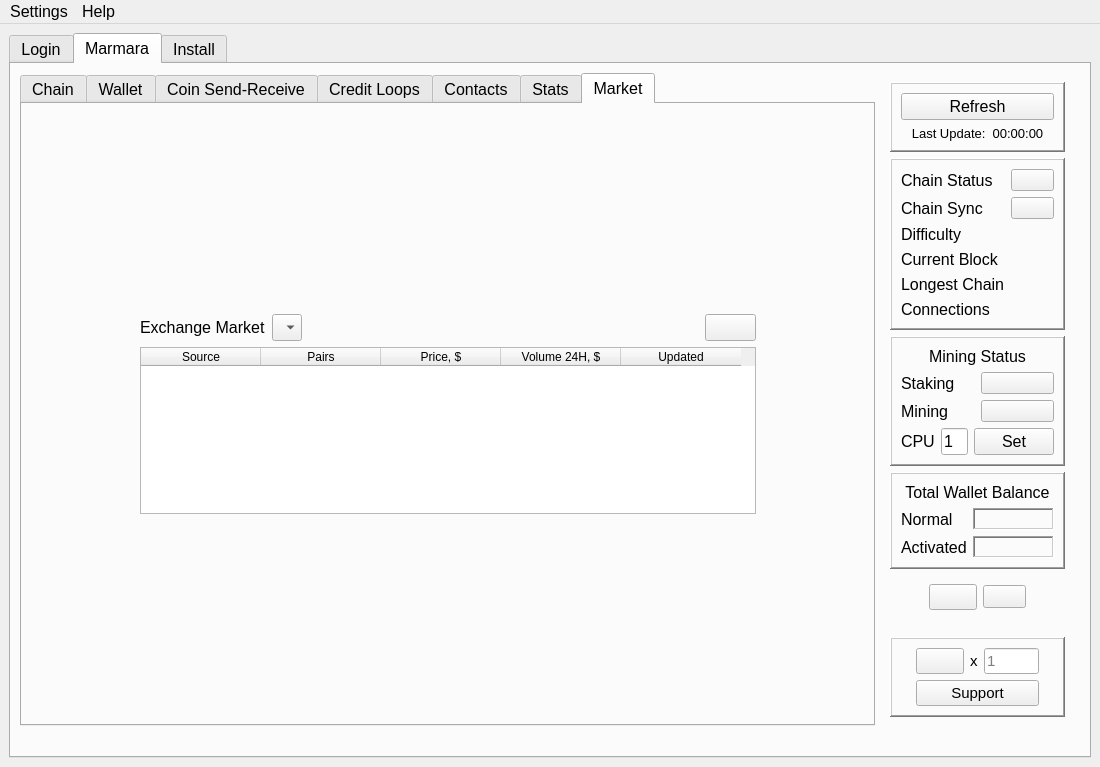
Qt form src/main/python/qtguidesign.ui (marmarachain/marmara-connector) before a commit.
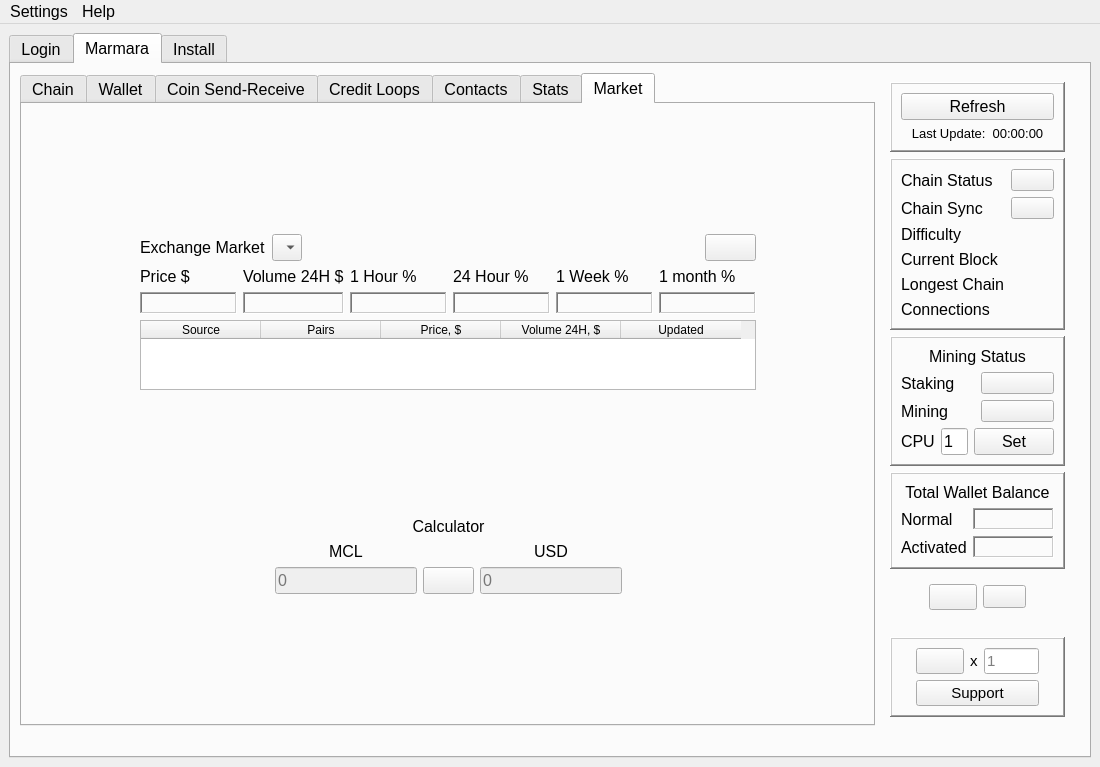
The same form after that commit. The open tabs and pages were chosen to show the change. Icons and pictures are not drawn.

Commit message: [add] market exchange api url coinpaprika tickers added. getting tickers response function extended. [add] getting blocks and hash form explorers api request added. [add] getblock from chain function and methods added. [add] checking node with explorer if forked method added. [add] market page mcl calculator added. [add] logout from host clearing labels exended. [add] chain update checker and updater function and thread added. [add] activeloops page percentage of wallet amounts added.

```diff
--- a/src/main/python/qtguidesign.ui
+++ b/src/main/python/qtguidesign.ui
@@ -5851,7 +5851,106 @@
             <string>Market</string>
            </attribute>
            <layout class="QGridLayout" name="gridLayout_48">
-            <item row="2" column="1">
+            <item row="3" column="1">
+             <layout class="QGridLayout" name="gridLayout_55">
+              <item row="2" column="3">
+               <widget class="QLineEdit" name="usd_amount_lineEdit">
+                <property name="enabled">
+                 <bool>false</bool>
+                </property>
+                <property name="sizePolicy">
+                 <sizepolicy hsizetype="MinimumExpanding" vsizetype="Fixed">
+                  <horstretch>0</horstretch>
+                  <verstretch>0</verstretch>
+                 </sizepolicy>
+                </property>
+                <property name="placeholderText">
+                 <string>0</string>
+                </property>
+               </widget>
+              </item>
+              <item row="1" column="1">
+               <widget class="QLabel" name="convert_mcl_label">
+                <property name="text">
+                 <string>MCL</string>
+                </property>
+                <property name="alignment">
+                 <set>Qt::AlignCenter</set>
+                </property>
+               </widget>
+              </item>
+              <item row="2" column="2">
+               <widget class="QPushButton" name="cal_exchange_icon_button">
+                <property name="text">
+                 <string/>
+                </property>
+               </widget>
+              </item>
+              <item row="2" column="1">
+               <widget class="QLineEdit" name="mcl_amount_lineEdit">
+                <property name="enabled">
+                 <bool>false</bool>
+                </property>
+                <property name="sizePolicy">
+                 <sizepolicy hsizetype="MinimumExpanding" vsizetype="Fixed">
+                  <horstretch>0</horstretch>
+                  <verstretch>0</verstretch>
+                 </sizepolicy>
+                </property>
+                <property name="placeholderText">
+                 <string>0</string>
+                </property>
+               </widget>
+              </item>
+              <item row="1" column="3">
+               <widget class="QLabel" name="convert_usd_label">
+                <property name="text">
+                 <string>USD</string>
+                </property>
+                <property name="alignment">
+                 <set>Qt::AlignCenter</set>
+                </property>
+               </widget>
+              </item>
+              <item row="0" column="1" colspan="3">
+               <widget class="QLabel" name="mcl_usd_calculator_label">
+                <property name="text">
+                 <string>Calculator</string>
+                </property>
+                <property name="alignment">
+                 <set>Qt::AlignCenter</set>
+                </property>
+               </widget>
+              </item>
+              <item row="0" column="0" rowspan="3">
+               <spacer name="horizontalSpacer_76">
+                <property name="orientation">
+                 <enum>Qt::Horizontal</enum>
+                </property>
+                <property name="sizeHint" stdset="0">
+                 <size>
+                  <width>40</width>
+                  <height>20</height>
+                 </size>
+                </property>
+               </spacer>
+              </item>
+              <item row="0" column="4" rowspan="3">
+               <spacer name="horizontalSpacer_77">
+                <property name="orientation">
+                 <enum>Qt::Horizontal</enum>
+                </property>
+                <property name="sizeHint" stdset="0">
+                 <size>
+                  <width>40</width>
+                  <height>20</height>
+                 </size>
+                </property>
+               </spacer>
+              </item>
+             </layout>
+            </item>
+            <item row="4" column="1">
              <spacer name="verticalSpacer_43">
               <property name="orientation">
                <enum>Qt::Vertical</enum>
@@ -5879,7 +5978,7 @@
                 </property>
                </spacer>
               </item>
-              <item row="2" column="0" colspan="4">
+              <item row="3" column="0" colspan="4">
                <widget class="QTableWidget" name="exchange_market_tableWidget">
                 <property name="sizeAdjustPolicy">
                  <enum>QAbstractScrollArea::AdjustToContents</enum>
@@ -5952,6 +6051,148 @@
                 </property>
                </widget>
               </item>
+              <item row="2" column="0" colspan="4">
+               <layout class="QGridLayout" name="gridLayout_53">
+                <item row="0" column="1">
+                 <widget class="QLabel" name="ticker_volume_label">
+                  <property name="text">
+                   <string>Volume 24H $</string>
+                  </property>
+                 </widget>
+                </item>
+                <item row="0" column="2">
+                 <widget class="QLabel" name="ticker_1hour_label">
+                  <property name="text">
+                   <string>1 Hour %</string>
+                  </property>
+                 </widget>
+                </item>
+                <item row="0" column="4">
+                 <widget class="QLabel" name="ticker_1week_label">
+                  <property name="text">
+                   <string>1 Week %</string>
+                  </property>
+                 </widget>
+                </item>
+                <item row="0" column="0">
+                 <widget class="QLabel" name="ticker_price_label">
+                  <property name="text">
+                   <string>Price $</string>
+                  </property>
+                 </widget>
+                </item>
+                <item row="0" column="3">
+                 <widget class="QLabel" name="ticker_24hour_label">
+                  <property name="text">
+                   <string>24 Hour %</string>
+                  </property>
+                 </widget>
+                </item>
+                <item row="0" column="5">
+                 <widget class="QLabel" name="ticker_1month_label">
+                  <property name="text">
+                   <string>1 month %</string>
+                  </property>
+                 </widget>
+                </item>
+                <item row="1" column="0">
+                 <widget class="QLabel" name="ticker_price_label_value">
+                  <property name="frameShape">
+                   <enum>QFrame::WinPanel</enum>
+                  </property>
+                  <property name="frameShadow">
+                   <enum>QFrame::Sunken</enum>
+                  </property>
+                  <property name="text">
+                   <string/>
+                  </property>
+                  <property name="textInteractionFlags">
+                   <set>Qt::LinksAccessibleByMouse|Qt::TextSelectableByMouse</set>
+                  </property>
+                 </widget>
+                </item>
+                <item row="1" column="1">
+                 <widget class="QLabel" name="ticker_volume_label_value">
+                  <property name="frameShape">
+                   <enum>QFrame::WinPanel</enum>
+                  </property>
+                  <property name="frameShadow">
+                   <enum>QFrame::Sunken</enum>
+                  </property>
+                  <property name="text">
+                   <string/>
+                  </property>
+                  <property name="textInteractionFlags">
+                   <set>Qt::LinksAccessibleByMouse|Qt::TextSelectableByMouse</set>
+                  </property>
+                 </widget>
+                </item>
+                <item row="1" column="2">
+                 <widget class="QLabel" name="ticker_1hour_label_value">
+                  <property name="frameShape">
+                   <enum>QFrame::WinPanel</enum>
+                  </property>
+                  <property name="frameShadow">
+                   <enum>QFrame::Sunken</enum>
+                  </property>
+                  <property name="text">
+                   <string/>
+                  </property>
+                  <property name="textInteractionFlags">
+                   <set>Qt::LinksAccessibleByMouse|Qt::TextSelectableByMouse</set>
+                  </property>
+                 </widget>
+                </item>
+                <item row="1" column="3">
+                 <widget class="QLabel" name="ticker_24hour_label_value">
+                  <property name="frameShape">
+                   <enum>QFrame::WinPanel</enum>
+                  </property>
+                  <property name="frameShadow">
+                   <enum>QFrame::Sunken</enum>
+                  </property>
+                  <property name="text">
+                   <string/>
+                  </property>
+                  <property name="textInteractionFlags">
+                   <set>Qt::LinksAccessibleByMouse|Qt::TextSelectableByMouse</set>
+                  </property>
+                 </widget>
+                </item>
+                <item row="1" column="4">
+                 <widget class="QLabel" name="ticker_1week_label_value">
+                  <property name="frameShape">
+                   <enum>QFrame::WinPanel</enum>
+                  </property>
+                  <property name="frameShadow">
+                   <enum>QFrame::Sunken</enum>
+                  </property>
+                  <property name="text">
+                   <string/>
+                  </property>
+                  <property name="textInteractionFlags">
+                   <set>Qt::LinksAccessibleByMouse|Qt::TextSelectableByMouse</set>
+                  </property>
+                 </widget>
+                </item>
+                <item row="1" column="5">
+                 <widget class="QLabel" name="ticker_1month_label_value">
+                  <property name="frameShape">
+                   <enum>QFrame::WinPanel</enum>
+                  </property>
+                  <property name="frameShadow">
+                   <enum>QFrame::Sunken</enum>
+                  </property>
+                  <property name="text">
+                   <string/>
+                  </property>
+                  <property name="textInteractionFlags">
+                   <set>Qt::LinksAccessibleByMouse|Qt::TextSelectableByMouse</set>
+                  </property>
+                 </widget>
+                </item>
+               </layout>
+              </item>
              </layout>
             </item>
             <item row="0" column="1">
@@ -5993,6 +6234,19 @@
               </property>
              </spacer>
             </item>
+            <item row="2" column="1">
+             <spacer name="verticalSpacer_47">
+              <property name="orientation">
+               <enum>Qt::Vertical</enum>
+              </property>
+              <property name="sizeHint" stdset="0">
+               <size>
+                <width>20</width>
+                <height>40</height>
+               </size>
+              </property>
+             </spacer>
+            </item>
            </layout>
           </widget>
          </widget>
```
Left out of the diff: 336 changed lines with no effect on the pictures. The commit also changes 6 other files.
